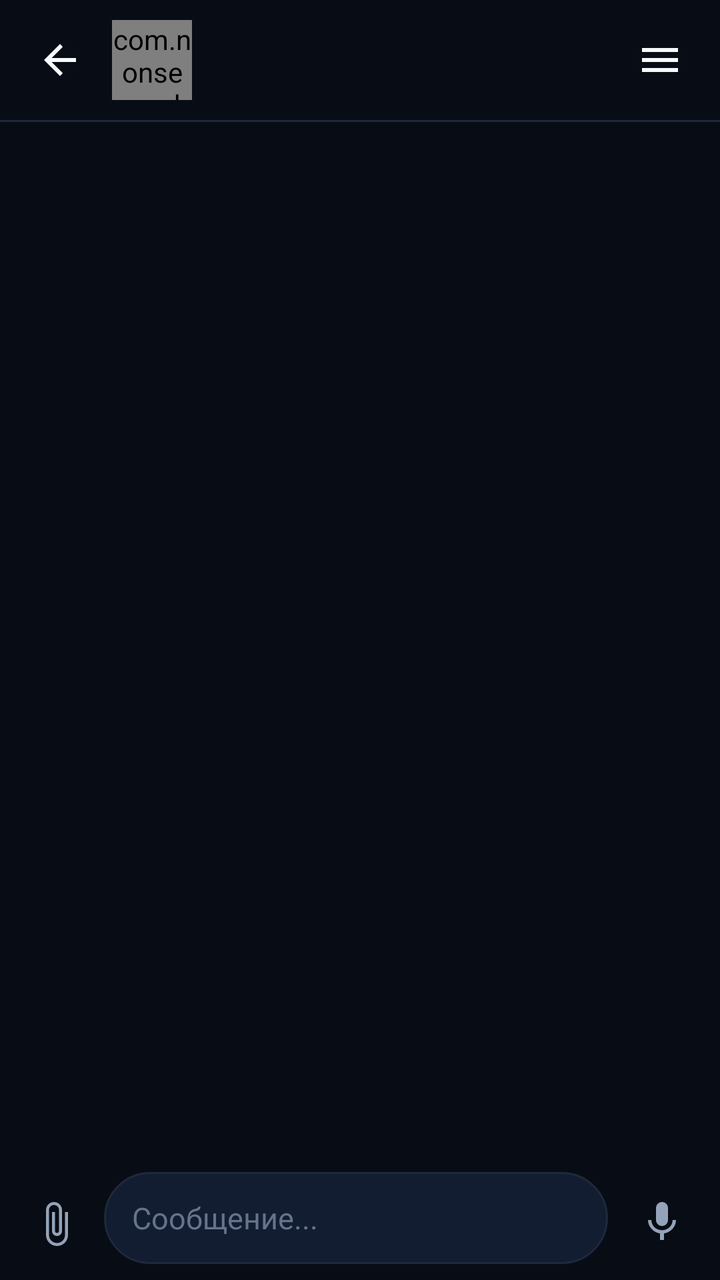
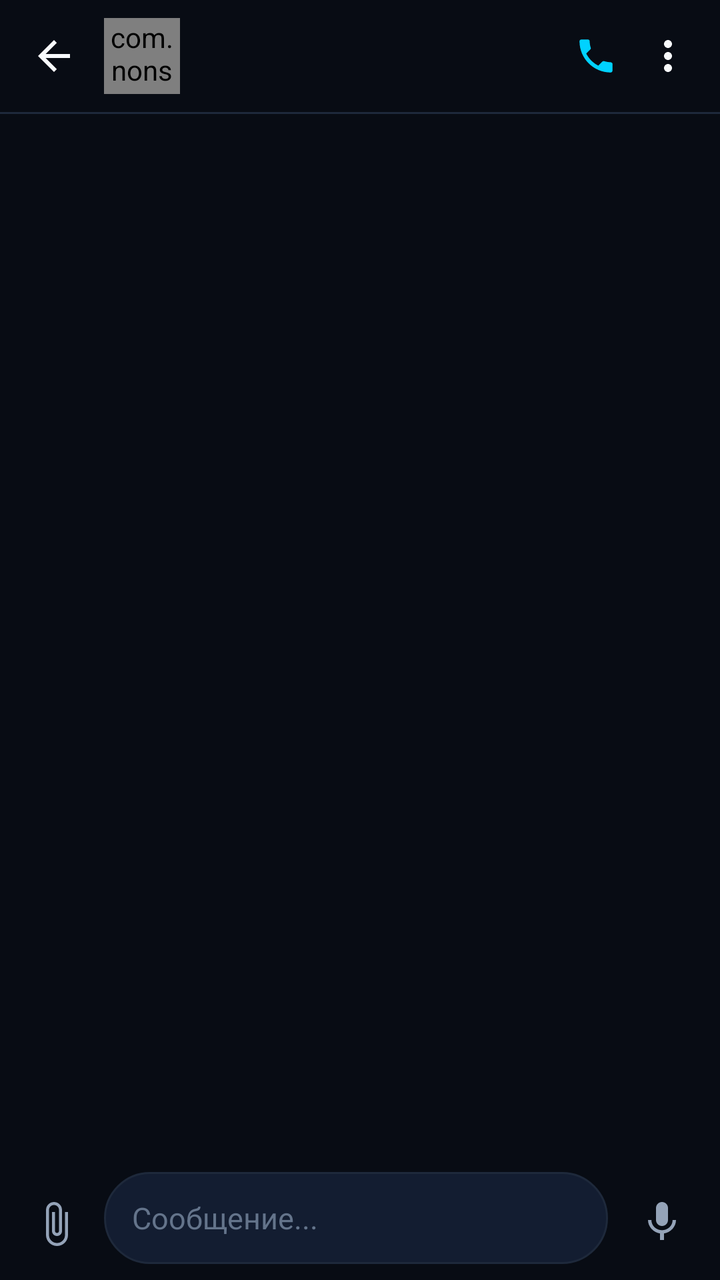

Compare the two renders of this Android layout. The source of the first and the diff that turns it into the second are given below.
<!-- AndroidManifest.xml: application theme Theme.NonsenseChat -->
<!-- res/layout/activity_chat.xml -->
<?xml version="1.0" encoding="utf-8"?>
<androidx.constraintlayout.widget.ConstraintLayout xmlns:android="http://schemas.android.com/apk/res/android"
    xmlns:app="http://schemas.android.com/apk/res-auto"
    android:layout_width="match_parent"
    android:layout_height="match_parent"
    android:background="@color/bg_main">

    
    <androidx.constraintlayout.widget.ConstraintLayout
        android:id="@+id/chatHeader"
        android:layout_width="match_parent"
        android:layout_height="60dp"
        android:background="@color/bg_main"
        android:paddingHorizontal="12dp"
        app:layout_constraintTop_toTopOf="parent">

        <ImageView
            android:id="@+id/btnChatBack"
            android:layout_width="36dp"
            android:layout_height="36dp"
            android:background="?attr/selectableItemBackgroundBorderless"
            android:padding="6dp"
            android:src="@drawable/ic_back"
            app:layout_constraintStart_toStartOf="parent"
            app:layout_constraintTop_toTopOf="parent"
            app:layout_constraintBottom_toBottomOf="parent" />

        <com.nonsensechat.app.ui.custom.AvatarView
            android:id="@+id/headerAvatar"
            android:layout_width="40dp"
            android:layout_height="40dp"
            android:layout_marginStart="8dp"
            app:layout_constraintStart_toEndOf="@+id/btnChatBack"
            app:layout_constraintTop_toTopOf="parent"
            app:layout_constraintBottom_toBottomOf="parent" />

        <LinearLayout
            android:layout_width="0dp"
            android:layout_height="wrap_content"
            android:layout_marginStart="12dp"
            android:layout_marginEnd="8dp"
            android:orientation="vertical"
            app:layout_constraintStart_toEndOf="@+id/headerAvatar"
            app:layout_constraintEnd_toStartOf="@+id/btnChatMenu"
            app:layout_constraintTop_toTopOf="parent"
            app:layout_constraintBottom_toBottomOf="parent">

            <TextView
                android:id="@+id/tvHeaderTitle"
                android:layout_width="wrap_content"
                android:layout_height="wrap_content"
                android:ellipsize="end"
                android:maxLines="1"
                android:textColor="@color/text_primary"
                android:textSize="16sp"
                android:textStyle="bold" />

            <TextView
                android:id="@+id/tvHeaderSubtitle"
                android:layout_width="wrap_content"
                android:layout_height="wrap_content"
                android:ellipsize="end"
                android:maxLines="1"
                android:textColor="@color/text_tertiary"
                android:textSize="12sp" />

        </LinearLayout>

        <ImageView
            android:id="@+id/btnChatMenu"
            android:layout_width="36dp"
            android:layout_height="36dp"
            android:background="?attr/selectableItemBackgroundBorderless"
            android:padding="6dp"
            android:src="@drawable/ic_menu"
            app:layout_constraintEnd_toEndOf="parent"
            app:layout_constraintTop_toTopOf="parent"
            app:layout_constraintBottom_toBottomOf="parent" />

    </androidx.constraintlayout.widget.ConstraintLayout>

    <View
        android:id="@+id/headerDivider"
        android:layout_width="match_parent"
        android:layout_height="1dp"
        android:background="@color/border_subtle"
        app:layout_constraintTop_toBottomOf="@+id/chatHeader" />

    
    <androidx.recyclerview.widget.RecyclerView
        android:id="@+id/rvMessages"
        android:layout_width="match_parent"
        android:layout_height="0dp"
        android:clipToPadding="false"
        android:paddingHorizontal="12dp"
        android:paddingVertical="8dp"
        app:layout_constraintTop_toBottomOf="@+id/headerDivider"
        app:layout_constraintBottom_toTopOf="@+id/bottomBar" />

    
    <androidx.constraintlayout.widget.ConstraintLayout
        android:id="@+id/bottomBar"
        android:layout_width="match_parent"
        android:layout_height="wrap_content"
        android:background="@color/bg_main"
        android:paddingHorizontal="8dp"
        android:paddingVertical="8dp"
        app:layout_constraintBottom_toBottomOf="parent">

        <ImageView
            android:id="@+id/btnAttach"
            android:layout_width="40dp"
            android:layout_height="40dp"
            android:background="?attr/selectableItemBackgroundBorderless"
            android:padding="8dp"
            android:src="@drawable/ic_attach"
            app:layout_constraintStart_toStartOf="parent"
            app:layout_constraintBottom_toBottomOf="parent" />

        <LinearLayout
            android:id="@+id/inputContainer"
            android:layout_width="0dp"
            android:layout_height="wrap_content"
            android:layout_marginStart="4dp"
            android:layout_marginEnd="6dp"
            android:background="@drawable/bg_input_bar"
            android:gravity="center_vertical"
            android:orientation="horizontal"
            android:paddingHorizontal="14dp"
            android:paddingVertical="4dp"
            app:layout_constraintStart_toEndOf="@+id/btnAttach"
            app:layout_constraintEnd_toStartOf="@+id/btnSendOrVoice"
            app:layout_constraintBottom_toBottomOf="parent"
            app:layout_constraintTop_toTopOf="parent">

            <EditText
                android:id="@+id/etMessage"
                android:layout_width="match_parent"
                android:layout_height="wrap_content"
                android:background="@null"
                android:hint="@string/type_message_hint"
                android:maxLines="5"
                android:minHeight="38dp"
                android:textColor="@color/text_primary"
                android:textColorHint="@color/text_tertiary"
                android:textSize="15sp" />

        </LinearLayout>

        <ImageView
            android:id="@+id/btnSendOrVoice"
            android:layout_width="42dp"
            android:layout_height="42dp"
            android:background="?attr/selectableItemBackgroundBorderless"
            android:padding="9dp"
            android:src="@drawable/ic_mic"
            app:layout_constraintEnd_toEndOf="parent"
            app:layout_constraintBottom_toBottomOf="parent" />

    </androidx.constraintlayout.widget.ConstraintLayout>

</androidx.constraintlayout.widget.ConstraintLayout>
<!-- resources referenced by this layout -->
<resources>
  <color name="bg_main">#080C14</color>
  <color name="border_subtle">#1E293B</color>
  <color name="text_primary">#F8FAFC</color>
  <color name="text_tertiary">#64748B</color>
  <!-- drawable bg_input_bar (drawable) -->
  <?xml version="1.0" encoding="utf-8"?>
  <shape xmlns:android="http://schemas.android.com/apk/res/android"
      android:shape="rectangle">
      <solid android:color="@color/bg_card" />
      <stroke android:width="1dp" android:color="@color/border_subtle" />
      <corners android:radius="24dp" />
  </shape>
  <!-- drawable ic_attach (drawable) -->
  <?xml version="1.0" encoding="utf-8"?>
  <vector xmlns:android="http://schemas.android.com/apk/res/android"
      android:width="24dp"
      android:height="24dp"
      android:viewportWidth="24"
      android:viewportHeight="24">
      <path
          android:fillColor="@color/text_secondary"
          android:pathData="M16.5,6v11.5c0,2.21 -1.79,4 -4,4s-4,-1.79 -4,-4V5c0,-1.38 1.12,-2.5 2.5,-2.5s2.5,1.12 2.5,2.5v10.5c0,0.55 -0.45,1 -1,1s-1,-0.45 -1,-1V6H10v9.5c0,1.38 1.12,2.5 2.5,2.5s2.5,-1.12 2.5,-2.5V5c0,-2.21 -1.79,-4 -4,-4S7,2.79 7,5v12.5c0,3.04 2.46,5.5 5.5,5.5s5.5,-2.46 5.5,-5.5V6h-1.5z" />
  </vector>
  <!-- drawable ic_back (drawable) -->
  <?xml version="1.0" encoding="utf-8"?>
  <vector xmlns:android="http://schemas.android.com/apk/res/android"
      android:width="24dp"
      android:height="24dp"
      android:viewportWidth="24"
      android:viewportHeight="24">
      <path
          android:fillColor="@color/text_primary"
          android:pathData="M20,11H7.83l5.59,-5.59L12,4l-8,8 8,8 1.41,-1.41L7.83,13H20v-2z" />
  </vector>
  <!-- drawable ic_menu (drawable) -->
  <?xml version="1.0" encoding="utf-8"?>
  <vector xmlns:android="http://schemas.android.com/apk/res/android"
      android:width="24dp"
      android:height="24dp"
      android:viewportWidth="24"
      android:viewportHeight="24">
      <path
          android:fillColor="@color/text_primary"
          android:pathData="M3,18h18v-2H3v2zm0,-5h18v-2H3v2zm0,-7v2h18V6H3z" />
  </vector>
  <!-- drawable ic_mic (drawable) -->
  <?xml version="1.0" encoding="utf-8"?>
  <vector xmlns:android="http://schemas.android.com/apk/res/android"
      android:width="24dp"
      android:height="24dp"
      android:viewportWidth="24"
      android:viewportHeight="24">
      <path
          android:fillColor="@color/text_secondary"
          android:pathData="M12,14c1.66,0 3,-1.34 3,-3V5c0,-1.66 -1.34,-3 -3,-3S9,3.34 9,5v6c0,1.66 1.34,3 3,3zM17.3,11c0,3 -2.54,5.1 -5.3,5.1S6.7,14 6.7,11H5c0,3.41 2.72,6.23 6,6.72V21h2v-3.28c3.28,-0.48 6,-3.3 6,-6.72h-1.7z" />
  </vector>
  <string name="type_message_hint">Сообщение...</string>
  <color name="bg_card">#131D31</color>
  <color name="text_secondary">#94A3B8</color>
  <color name="accent_green">#00FF88</color>
  <color name="accent_cyan">#00D2FF</color>
  <color name="bg_surface">#0F172A</color>
  <!-- unchanged entries left out for length: 1 -->
</resources>

<!-- the commit's change to res/layout/activity_chat.xml (unified diff, before → after) -->
@@ -1,6 +1,7 @@
 <?xml version="1.0" encoding="utf-8"?>
 <androidx.constraintlayout.widget.ConstraintLayout xmlns:android="http://schemas.android.com/apk/res/android"
     xmlns:app="http://schemas.android.com/apk/res-auto"
+    android:id="@+id/chatRoot"
     android:layout_width="match_parent"
     android:layout_height="match_parent"
     android:background="@color/bg_main">
@@ -9,27 +10,30 @@
     <androidx.constraintlayout.widget.ConstraintLayout
         android:id="@+id/chatHeader"
         android:layout_width="match_parent"
-        android:layout_height="60dp"
+        android:layout_height="wrap_content"
+        android:minHeight="56dp"
         android:background="@color/bg_main"
-        android:paddingHorizontal="12dp"
+        android:paddingHorizontal="8dp"
+        android:paddingVertical="4dp"
         app:layout_constraintTop_toTopOf="parent">
 
         <ImageView
             android:id="@+id/btnChatBack"
-            android:layout_width="36dp"
-            android:layout_height="36dp"
+            android:layout_width="38dp"
+            android:layout_height="38dp"
             android:background="?attr/selectableItemBackgroundBorderless"
-            android:padding="6dp"
+            android:padding="7dp"
             android:src="@drawable/ic_back"
+            app:tint="@color/text_primary"
             app:layout_constraintStart_toStartOf="parent"
             app:layout_constraintTop_toTopOf="parent"
             app:layout_constraintBottom_toBottomOf="parent" />
 
         <com.nonsensechat.app.ui.custom.AvatarView
             android:id="@+id/headerAvatar"
-            android:layout_width="40dp"
-            android:layout_height="40dp"
-            android:layout_marginStart="8dp"
+            android:layout_width="38dp"
+            android:layout_height="38dp"
+            android:layout_marginStart="6dp"
             app:layout_constraintStart_toEndOf="@+id/btnChatBack"
             app:layout_constraintTop_toTopOf="parent"
             app:layout_constraintBottom_toBottomOf="parent" />
@@ -37,11 +41,11 @@
         <LinearLayout
             android:layout_width="0dp"
             android:layout_height="wrap_content"
-            android:layout_marginStart="12dp"
+            android:layout_marginStart="10dp"
             android:layout_marginEnd="8dp"
             android:orientation="vertical"
             app:layout_constraintStart_toEndOf="@+id/headerAvatar"
-            app:layout_constraintEnd_toStartOf="@+id/btnChatMenu"
+            app:layout_constraintEnd_toStartOf="@+id/btnCall"
             app:layout_constraintTop_toTopOf="parent"
             app:layout_constraintBottom_toBottomOf="parent">
 
@@ -67,12 +71,24 @@
         </LinearLayout>
 
         <ImageView
+            android:id="@+id/btnCall"
+            android:layout_width="36dp"
+            android:layout_height="36dp"
+            android:background="?attr/selectableItemBackgroundBorderless"
+            android:padding="7dp"
+            android:src="@drawable/ic_phone_call"
+            app:layout_constraintEnd_toStartOf="@+id/btnChatMenu"
+            app:layout_constraintTop_toTopOf="parent"
+            app:layout_constraintBottom_toBottomOf="parent" />
+
+        <ImageView
             android:id="@+id/btnChatMenu"
             android:layout_width="36dp"
             android:layout_height="36dp"
+            android:layout_marginStart="4dp"
             android:background="?attr/selectableItemBackgroundBorderless"
             android:padding="6dp"
-            android:src="@drawable/ic_menu"
+            android:src="@drawable/ic_more_vert"
             app:layout_constraintEnd_toEndOf="parent"
             app:layout_constraintTop_toTopOf="parent"
             app:layout_constraintBottom_toBottomOf="parent" />
@@ -92,7 +108,7 @@
         android:layout_width="match_parent"
         android:layout_height="0dp"
         android:clipToPadding="false"
-        android:paddingHorizontal="12dp"
+        android:paddingHorizontal="10dp"
         android:paddingVertical="8dp"
         app:layout_constraintTop_toBottomOf="@+id/headerDivider"
         app:layout_constraintBottom_toTopOf="@+id/bottomBar" />
@@ -113,7 +129,7 @@
             android:layout_height="40dp"
             android:background="?attr/selectableItemBackgroundBorderless"
             android:padding="8dp"
-            android:src="@drawable/ic_attach"
+            android:src="@drawable/ic_paperclip"
             app:layout_constraintStart_toStartOf="parent"
             app:layout_constraintBottom_toBottomOf="parent" />
 
@@ -153,7 +169,7 @@
             android:layout_height="42dp"
             android:background="?attr/selectableItemBackgroundBorderless"
             android:padding="9dp"
-            android:src="@drawable/ic_mic"
+            android:src="@drawable/ic_microphone"
             app:layout_constraintEnd_toEndOf="parent"
             app:layout_constraintBottom_toBottomOf="parent" />
 
<!-- resource entries referenced after the edit -->
@@ -12,17 +12,6 @@
       <stroke android:width="1dp" android:color="@color/border_subtle" />
       <corners android:radius="24dp" />
   </shape>
-  <!-- drawable ic_attach (drawable) -->
-  <?xml version="1.0" encoding="utf-8"?>
-  <vector xmlns:android="http://schemas.android.com/apk/res/android"
-      android:width="24dp"
-      android:height="24dp"
-      android:viewportWidth="24"
-      android:viewportHeight="24">
-      <path
-          android:fillColor="@color/text_secondary"
-          android:pathData="M16.5,6v11.5c0,2.21 -1.79,4 -4,4s-4,-1.79 -4,-4V5c0,-1.38 1.12,-2.5 2.5,-2.5s2.5,1.12 2.5,2.5v10.5c0,0.55 -0.45,1 -1,1s-1,-0.45 -1,-1V6H10v9.5c0,1.38 1.12,2.5 2.5,2.5s2.5,-1.12 2.5,-2.5V5c0,-2.21 -1.79,-4 -4,-4S7,2.79 7,5v12.5c0,3.04 2.46,5.5 5.5,5.5s5.5,-2.46 5.5,-5.5V6h-1.5z" />
-  </vector>
   <!-- drawable ic_back (drawable) -->
   <?xml version="1.0" encoding="utf-8"?>
   <vector xmlns:android="http://schemas.android.com/apk/res/android"
@@ -34,7 +23,18 @@
           android:fillColor="@color/text_primary"
           android:pathData="M20,11H7.83l5.59,-5.59L12,4l-8,8 8,8 1.41,-1.41L7.83,13H20v-2z" />
   </vector>
-  <!-- drawable ic_menu (drawable) -->
+  <!-- drawable ic_microphone (drawable) -->
+  <?xml version="1.0" encoding="utf-8"?>
+  <vector xmlns:android="http://schemas.android.com/apk/res/android"
+      android:width="24dp"
+      android:height="24dp"
+      android:viewportWidth="24"
+      android:viewportHeight="24">
+      <path
+          android:fillColor="@color/text_secondary"
+          android:pathData="M12,14c1.66,0 3,-1.34 3,-3V5c0,-1.66 -1.34,-3 -3,-3S9,3.34 9,5v6c0,1.66 1.34,3 3,3zm5.3,-3c0,3 -2.54,5.1 -5.3,5.1S6.7,14 6.7,11H5c0,3.41 2.72,6.23 6,6.72V21h2v-3.28c3.28,-0.48 6,-3.3 6,-6.72h-1.7z" />
+  </vector>
+  <!-- drawable ic_more_vert (drawable) -->
   <?xml version="1.0" encoding="utf-8"?>
   <vector xmlns:android="http://schemas.android.com/apk/res/android"
       android:width="24dp"
@@ -43,9 +43,9 @@
       android:viewportHeight="24">
       <path
           android:fillColor="@color/text_primary"
-          android:pathData="M3,18h18v-2H3v2zm0,-5h18v-2H3v2zm0,-7v2h18V6H3z" />
+          android:pathData="M12,8c1.1,0 2,-0.9 2,-2s-0.9,-2 -2,-2 -2,0.9 -2,2 0.9,2 2,2zm0,2c-1.1,0 -2,0.9 -2,2s0.9,2 2,2 2,-0.9 2,-2 -0.9,-2 -2,-2zm0,6c-1.1,0 -2,0.9 -2,2s0.9,2 2,2 2,-0.9 2,-2 -0.9,-2 -2,-2z" />
   </vector>
-  <!-- drawable ic_mic (drawable) -->
+  <!-- drawable ic_paperclip (drawable) -->
   <?xml version="1.0" encoding="utf-8"?>
   <vector xmlns:android="http://schemas.android.com/apk/res/android"
       android:width="24dp"
@@ -54,7 +54,18 @@
       android:viewportHeight="24">
       <path
           android:fillColor="@color/text_secondary"
-          android:pathData="M12,14c1.66,0 3,-1.34 3,-3V5c0,-1.66 -1.34,-3 -3,-3S9,3.34 9,5v6c0,1.66 1.34,3 3,3zM17.3,11c0,3 -2.54,5.1 -5.3,5.1S6.7,14 6.7,11H5c0,3.41 2.72,6.23 6,6.72V21h2v-3.28c3.28,-0.48 6,-3.3 6,-6.72h-1.7z" />
+          android:pathData="M16.5,6v11.5c0,2.21 -1.79,4 -4,4s-4,-1.79 -4,-4V5c0,-1.38 1.12,-2.5 2.5,-2.5s2.5,1.12 2.5,2.5v10.5c0,0.55 -0.45,1 -1,1s-1,-0.45 -1,-1V6H10v9.5c0,1.38 1.12,2.5 2.5,2.5s2.5,-1.12 2.5,-2.5V5c0,-2.21 -1.79,-4 -4,-4S7,2.79 7,5v12.5c0,3.04 2.46,5.5 5.5,5.5s5.5,-2.46 5.5,-5.5V6h-1.5z" />
+  </vector>
+  <!-- drawable ic_phone_call (drawable) -->
+  <?xml version="1.0" encoding="utf-8"?>
+  <vector xmlns:android="http://schemas.android.com/apk/res/android"
+      android:width="22dp"
+      android:height="22dp"
+      android:viewportWidth="24"
+      android:viewportHeight="24">
+      <path
+          android:fillColor="@color/accent_cyan"
+          android:pathData="M20.01,15.38c-1.23,0 -2.42,-0.2 -3.53,-0.56 -0.35,-0.12 -0.74,-0.03 -1.02,0.24l-2.2,2.2c-2.83,-1.44 -5.15,-3.75 -6.59,-6.59l2.2,-2.21c0.28,-0.26 0.36,-0.65 0.25,-1C8.76,6.35 8.56,5.16 8.56,3.93 8.56,3.42 8.14,3 7.63,3H4.06C3.55,3 3,3.37 3,3.93c0,9.42 7.64,17.07 17.01,17.07 0.57,0 1,-0.55 1,-1.06v-3.56c0,-0.51 -0.42,-0.93 -1,-0.93z" />
   </vector>
   <string name="type_message_hint">Сообщение...</string>
   <color name="bg_card">#131D31</color>
